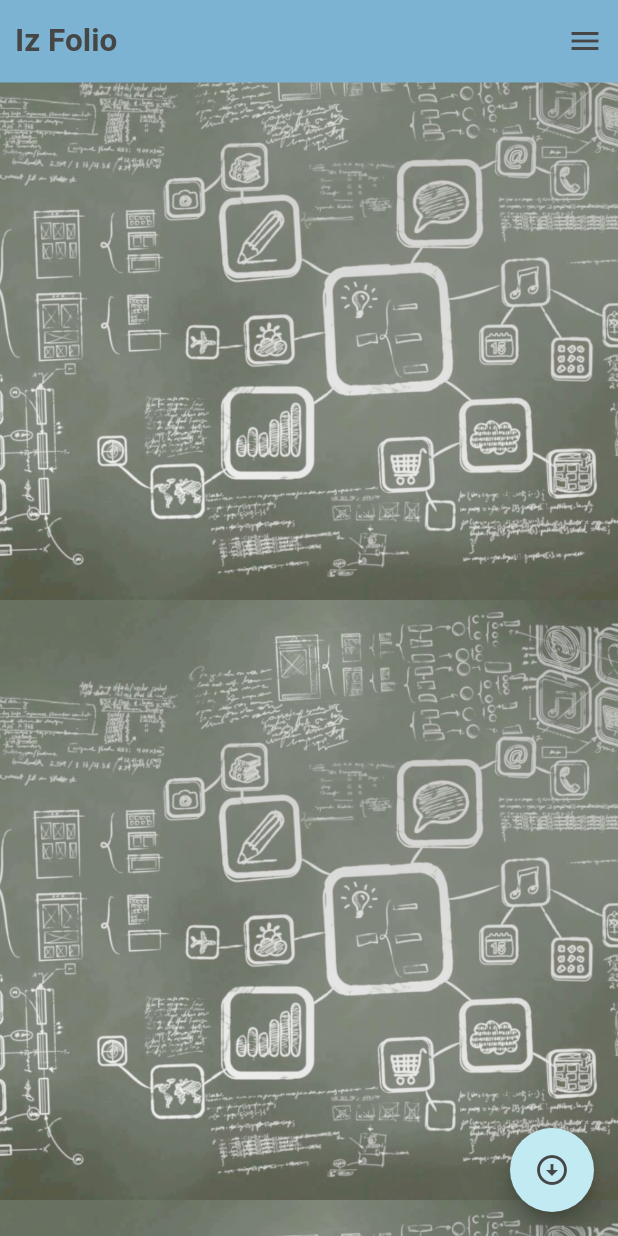
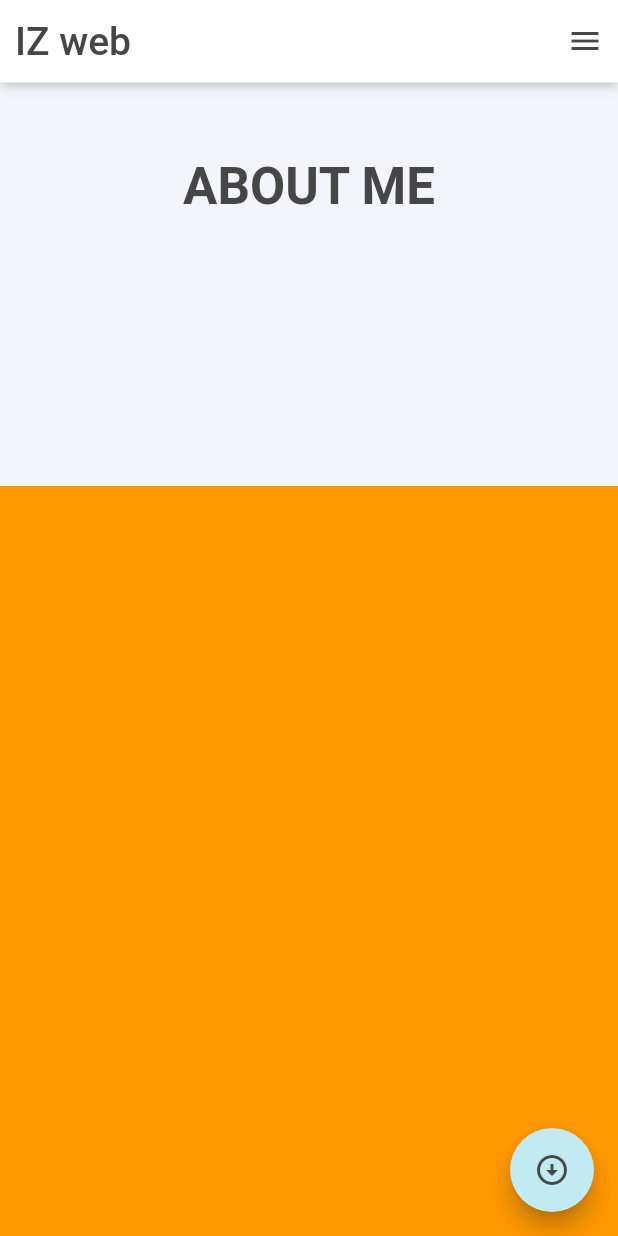
Before and after one commit to jeongwoo0427/portfolio_flutterweb, a Flutter app: the screen it shows after launch, scrolled down 576 dp, after a tap on the "arrow circle down" icon, on a phone screen of 412 x 824 dp. Run offline on Flutter 3.47's test engine with Material 2 defaults, Android fonts, the phone set to English and light mode, and no system bars; our stand-ins replace responsive_framework; Roboto replaces fonts that are missing (nanum_square_round).

Commit message:
feat: 배너이미지변경, 네비게이션 색깔 효과 적용

```diff
--- a/lib/constant/app_themes.dart
+++ b/lib/constant/app_themes.dart
@@ -6,7 +6,7 @@ class AppThemes {
 
   ///LightTheme Colors
   static const Color _lightFontColor = Color(0xFF464646);
-  static const Color _lightPrimaryColor = Color(0xFF7DB3D2);
+  static const Color _lightPrimaryColor = Color(0xFF438DC5);
   static const Color _lightOnPrimaryColor = Color(0xFFFAFCFF);
   static const Color _lightSecondaryColor = Color(0xFFC2EAF3);
   static const Color _lightTertiaryColor = Color(0xFF008CCA);
--- a/lib/ui/screen/home/banner_page.dart
+++ b/lib/ui/screen/home/banner_page.dart
@@ -1,4 +1,6 @@
 import 'package:flutter/material.dart';
+import 'package:portfolio/ui/widget/button/rounded_elevated_button.dart';
+import 'package:portfolio/ui/widget/scaffold/constrained_layout.dart';
 import 'package:responsive_framework/responsive_framework.dart';
 import 'package:portfolio/constant/app_assets.dart';
 
@@ -7,14 +9,60 @@ class BannerPage extends StatelessWidget {
 
   @override
   Widget build(BuildContext context) {
+    ColorScheme colorScheme = Theme.of(context).colorScheme;
     return Container(
       width: double.infinity,
-      height: ResponsiveWrapper.of(context).isSmallerThan(TABLET)? 400:700,
-      decoration: const BoxDecoration(
-          image: DecorationImage(
-            colorFilter: ColorFilter.linearToSrgbGamma(),
-              image: AssetImage(AppAssets.home_banner),
-              fit:BoxFit.cover)),
+      height: ResponsiveWrapper.of(context).isSmallerThan(TABLET) ? 500 : 800,
+      decoration: const BoxDecoration(image: DecorationImage(image: AssetImage(AppAssets.home_banner), fit: BoxFit.cover)),
+      child: ConstrainedLayout(
+        child: Column(
+          mainAxisAlignment: MainAxisAlignment.spaceAround,
+          crossAxisAlignment: CrossAxisAlignment.center,
+          children: [
+            SizedBox(
+              height: 10,
+            ),
+            Column(children: [
+              Text(
+                '`김정우`',
+                style: TextStyle(
+                    fontSize:
+                    ResponsiveValue<double>(context, defaultValue: 43, valueWhen: [const Condition.smallerThan(name: TABLET, value: 34)])
+                        .value,
+                    color: Colors.white,
+                    fontWeight: FontWeight.bold),
+              ),
+              SizedBox(height: 10,),
+              Text(
+                '플러터 개발자 소개페이지',
+                style: TextStyle(
+                    fontSize:
+                    ResponsiveValue<double>(context, defaultValue: 43, valueWhen: [const Condition.smallerThan(name: TABLET, value: 34)])
+                        .value,
+                    color: Colors.white,
+                    fontWeight: FontWeight.bold),
+              ),
+            ],),
+
+            Container(
+              color: Colors.orange,
+              width: 50,
+              height: 5,
+            ),
+            Text(
+              '안녕하세요 플러터로 개발된 웹사이트로 방문해주신 것을\n진심으로 환영합니다!',
+              textAlign: TextAlign.center,
+              style: TextStyle(
+                  fontSize:
+                      ResponsiveValue<double>(context, defaultValue: 23, valueWhen: [const Condition.smallerThan(name: TABLET, value: 18)])
+                          .value,
+                  color: Colors.white.withOpacity(0.7),
+                  fontWeight: FontWeight.bold),
+            ),
+            RoundedElevatedButton(onPressed: (){}, child: Text('더 알아복기'))
+          ],
+        ),
+      ),
     );
   }
 }
--- a/lib/ui/screen/home/home_screen.dart
+++ b/lib/ui/screen/home/home_screen.dart
@@ -1,5 +1,7 @@
 import 'package:flutter/material.dart';
 import 'package:portfolio/ui/screen/home/banner_page.dart';
+import 'package:portfolio/ui/screen/home/info_page.dart';
+import 'package:portfolio/ui/screen/home/stacks_page.dart';
 
 import '../../widget/navigation_widget.dart';
 
@@ -11,9 +13,28 @@ class HomeScreen extends StatefulWidget {
 }
 
 class _HomeScreenState extends State<HomeScreen> {
+  ScrollController _scrollController = ScrollController();
+
   final banner1Key = GlobalKey();
   final banner2Key = GlobalKey();
   final banner3Key = GlobalKey();
+
+  bool isBack = false;
+
+  @override
+  void initState() {
+    // TODO: implement initState
+    super.initState();
+    _scrollController.addListener(() {
+      setState(() {
+        if (_scrollController.offset > 80) {
+          isBack = true;
+        } else {
+          isBack = false;
+        }
+      });
+    });
+  }
 
   @override
   Widget build(BuildContext context) {
@@ -21,13 +42,14 @@ class _HomeScreenState extends State<HomeScreen> {
       floatingActionButton: FloatingActionButton(
         child: Icon(Icons.arrow_circle_down_sharp),
         onPressed: () {
-          Scrollable.ensureVisible(banner2Key.currentContext!, curve: Curves.decelerate, duration: Duration(milliseconds: 500));
+          //Scrollable.ensureVisible(banner2Key.currentContext!, curve: Curves.decelerate, duration: Duration(milliseconds: 500));
         },
       ),
       body: Stack(
         children: [
           Positioned.fill(
             child: SingleChildScrollView(
+              controller: _scrollController,
               scrollDirection: Axis.vertical,
               child: Listener(
                 onPointerDown: (event) {
@@ -39,14 +61,8 @@ class _HomeScreenState extends State<HomeScreen> {
                     BannerPage(
                       key: banner1Key,
                     ),
-                    BannerPage(),
-                    BannerPage(
-                      key: banner2Key,
-                    ),
-                    BannerPage(),
-                    BannerPage(
-                      key: banner3Key,
-                    )
+                    InfoPage(),
+                    StacksPage(),
                   ],
                 ),
               ),
@@ -56,7 +72,9 @@ class _HomeScreenState extends State<HomeScreen> {
             top: 0,
             right: 0,
             left: 0,
-            child: NavigationWidget(),
+            child: NavigationWidget(
+              showBackColor: isBack,
+            ),
           ),
         ],
       ),
--- /dev/null
+++ b/lib/ui/screen/home/info_page.dart
@@ -0,0 +1,30 @@
+import 'package:flutter/material.dart';
+import 'package:responsive_framework/responsive_framework.dart';
+
+class InfoPage extends StatelessWidget {
+  const InfoPage({Key? key}) : super(key: key);
+
+  @override
+  Widget build(BuildContext context) {
+    ColorScheme colorScheme = Theme.of(context).colorScheme;
+    return Container(
+      width: double.infinity,
+      height: 400,
+      decoration: BoxDecoration(color: colorScheme.background),
+      child: Column(
+        mainAxisAlignment: MainAxisAlignment.spaceAround,
+        children: [
+          Text(
+            'ABOUT ME',
+            style: TextStyle(
+              fontWeight: FontWeight.bold,
+              fontSize:
+                  ResponsiveValue<double>(context, defaultValue: 43, valueWhen: [const Condition.smallerThan(name: TABLET, value: 34)])
+                      .value,
+            ),
+          )
+        ],
+      ),
+    );
+  }
+}
--- /dev/null
+++ b/lib/ui/screen/home/stacks_page.dart
@@ -0,0 +1,10 @@
+import 'package:flutter/material.dart';
+
+class StacksPage extends StatelessWidget {
+  const StacksPage({Key? key}) : super(key: key);
+
+  @override
+  Widget build(BuildContext context) {
+    return Container(width: double.infinity,height: 500,color: Colors.orange,);
+  }
+}
--- /dev/null
+++ b/lib/ui/widget/button/outlined_round_button.dart
@@ -0,0 +1,41 @@
+import 'package:flutter/material.dart';
+
+class OutlinedRoundButton extends StatefulWidget {
+
+  final EdgeInsets? padding;
+  final Widget? child;
+  final Color? color;
+  final GestureTapCallback? onPressed;
+
+  OutlinedRoundButton(
+      {this.child,
+        this.padding,
+      this.color,
+      this.onPressed});
+
+  @override
+  _OutlinedRoundButtonState createState() =>
+      _OutlinedRoundButtonState();
+}
+
+class _OutlinedRoundButtonState extends State<OutlinedRoundButton> {
+  @override
+  Widget build(BuildContext context) {
+    ThemeData themeData = Theme.of(context);
+    return MaterialButton(
+      materialTapTargetSize: MaterialTapTargetSize.shrinkWrap,
+      padding: widget.padding?? EdgeInsets.symmetric(horizontal: 10,vertical: 5),
+      minWidth: 0,
+      height: 0,
+      child: DefaultTextStyle(
+        style: TextStyle(color: widget.color??themeData.colorScheme.primary),
+        child: widget.child??Container(),
+      ),
+      onPressed: widget.onPressed,
+      shape: RoundedRectangleBorder(
+          side: BorderSide(
+              color: widget.color??themeData.colorScheme.primary, width: 1, style: BorderStyle.solid),
+          borderRadius: BorderRadius.circular(50)),
+    );
+  }
+}
--- /dev/null
+++ b/lib/ui/widget/button/rounded_elevated_button.dart
@@ -0,0 +1,26 @@
+import 'package:flutter/material.dart';
+
+class RoundedElevatedButton extends StatelessWidget {
+  final VoidCallback? onPressed;
+  final Widget child;
+  final BorderRadius borderRadius;
+  final EdgeInsets? padding;
+  final Color? foregroundColor;
+  final Color? backgroundColor;
+
+  RoundedElevatedButton({required this.onPressed, BorderRadius? borderRadius, this.padding, required this.child,this.foregroundColor, this.backgroundColor})
+      : this.borderRadius = borderRadius ?? BorderRadius.circular(32);
+
+  @override
+  Widget build(BuildContext context) {
+    ColorScheme colorScheme = Theme.of(context).colorScheme;
+    return ElevatedButton(
+      style: ElevatedButton.styleFrom(shape: RoundedRectangleBorder(borderRadius: this.borderRadius),primary: backgroundColor??colorScheme.primary),
+      onPressed: onPressed,
+      child: DefaultTextStyle(
+        style: TextStyle(fontSize: 16, color: foregroundColor??colorScheme.onPrimary),
+        child: Padding(padding: padding ?? EdgeInsets.symmetric(horizontal: 25, vertical: 18), child: child),
+      ),
+    );
+  }
+}
--- a/lib/ui/widget/navigation_widget.dart
+++ b/lib/ui/widget/navigation_widget.dart
@@ -3,17 +3,28 @@ import 'package:responsive_framework/responsive_framework.dart';
 
 import 'scaffold/constrained_layout.dart';
 
-class NavigationWidget extends StatelessWidget {
-  const NavigationWidget({Key? key}) : super(key: key);
+class NavigationWidget extends StatefulWidget {
+  final bool showBackColor;
 
+  const NavigationWidget({Key? key, this.showBackColor = false}) : super(key: key);
+
+  @override
+  State<NavigationWidget> createState() => _NavigationWidgetState();
+}
+
+class _NavigationWidgetState extends State<NavigationWidget> {
   @override
   Widget build(BuildContext context) {
     //print(ResponsiveWrapper.of(context).scaledWidth);
     ColorScheme colorScheme = Theme.of(context).colorScheme;
-    return Container(
+    return AnimatedContainer(
+        duration: Duration(milliseconds: 500),
+        curve: Curves.decelerate,
         height: 55,
         width: double.infinity,
-        color: colorScheme.primary,
+        decoration: BoxDecoration(
+            color: widget.showBackColor ? colorScheme.surface : Colors.transparent,
+            boxShadow: [BoxShadow(color: widget.showBackColor?Colors.black.withOpacity(0.2):Colors.transparent, offset: Offset(0, 2),blurRadius: 5)]),
         padding: ResponsiveValue<EdgeInsets>(context,
             defaultValue: const EdgeInsets.symmetric(
               horizontal: 25,
@@ -24,13 +35,18 @@ class NavigationWidget extends StatelessWidget {
             mainAxisAlignment: MainAxisAlignment.spaceBetween,
             crossAxisAlignment: CrossAxisAlignment.center,
             children: [
-              const Text(
-                'Iz Folio',
-                style: TextStyle(fontSize: 21, fontWeight: FontWeight.bold),
+              Text(
+                'IZ web',
+                style: TextStyle(
+                    fontSize: 26,
+                    fontWeight: FontWeight.w500,
+                    color: widget.showBackColor ? colorScheme.onBackground : Colors.white.withOpacity(0.9)),
               ),
               ResponsiveWrapper.of(context).isSmallerThan(TABLET)
-                  ? Icon(Icons.menu)
-                  : Row(
+                  ? Icon(Icons.menu, color: widget.showBackColor ? colorScheme.onBackground : Colors.white.withOpacity(0.9))
+                  : DefaultTextStyle(
+                      style: TextStyle(fontSize: 18,color: widget.showBackColor ? colorScheme.onBackground : Colors.white.withOpacity(0.9)),
+                      child: Row(
                         children: const [
                           Text('hi'),
                           SizedBox(
@@ -38,6 +54,7 @@ class NavigationWidget extends StatelessWidget {
                           ),
                           Text('hello')
                         ],
+                      ),
                     )
             ],
           ),
```
Also changed, not shown: asset/img/banner.jpg. Lines whose indentation alone changed are shown as unchanged.
